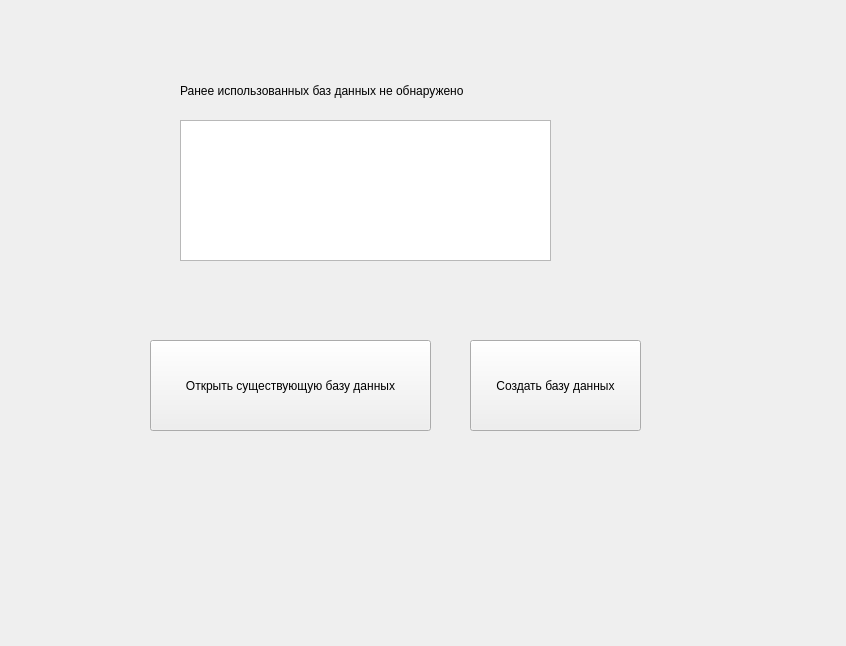
This is welcomewidget.ui in SNEGIKON13/Password-Manager as Qt 5 draws it before an edit. The edited form follows.
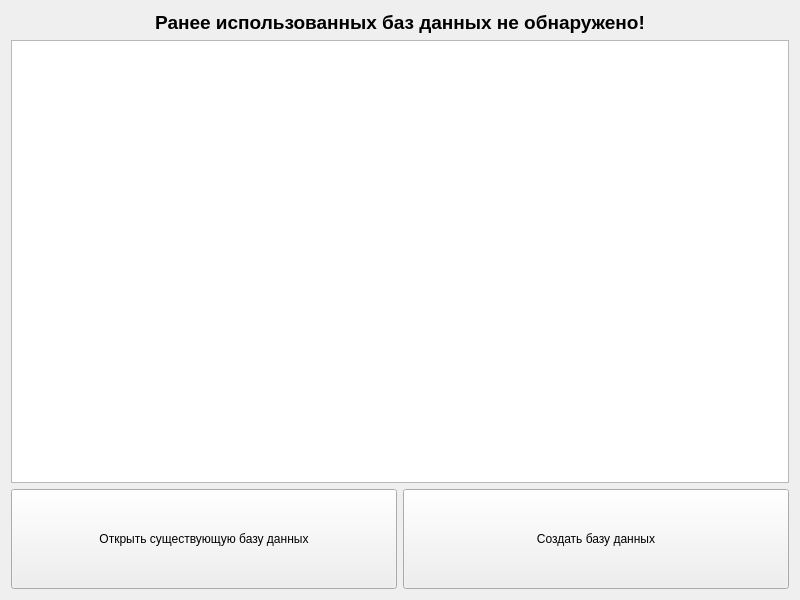
This is the edited form.

```diff
--- a/welcomewidget.ui
+++ b/welcomewidget.ui
@@ -6,62 +6,69 @@
    <rect>
     <x>0</x>
     <y>0</y>
-    <width>846</width>
-    <height>646</height>
+    <width>800</width>
+    <height>600</height>
    </rect>
   </property>
   <property name="windowTitle">
    <string>Form</string>
   </property>
+  <layout class="QGridLayout" name="gridLayout_2">
+   <item row="0" column="0">
+    <layout class="QGridLayout" name="gridLayout">
+     <item row="0" column="0">
+      <layout class="QVBoxLayout" name="verticalLayout">
+       <item>
+        <widget class="QLabel" name="label">
+         <property name="text">
+          <string>&lt;html&gt;&lt;head/&gt;&lt;body&gt;&lt;p align=&quot;center&quot;&gt;&lt;span style=&quot; font-size:14pt; font-weight:700;&quot;&gt;Ранее использованных баз данных не обнаружено!&lt;/span&gt;&lt;/p&gt;&lt;/body&gt;&lt;/html&gt;</string>
+         </property>
+        </widget>
+       </item>
+       <item>
+        <widget class="QListWidget" name="listWidget"/>
+       </item>
+      </layout>
+     </item>
+     <item row="1" column="0">
+      <layout class="QHBoxLayout" name="horizontalLayout">
+       <item>
   <widget class="QPushButton" name="openExistBaseButton">
-   <property name="geometry">
-    <rect>
-     <x>150</x>
-     <y>340</y>
-     <width>281</width>
-     <height>91</height>
-    </rect>
+         <property name="minimumSize">
+          <size>
+           <width>250</width>
+           <height>100</height>
+          </size>
+         </property>
+         <property name="styleSheet">
+          <string notr="true">font: 600 11pt &quot;Segoe UI&quot;;</string>
    </property>
    <property name="text">
     <string>Открыть существующую базу данных</string>
    </property>
   </widget>
+       </item>
+       <item>
   <widget class="QPushButton" name="createBaseButton">
-   <property name="geometry">
-    <rect>
-     <x>470</x>
-     <y>340</y>
-     <width>171</width>
-     <height>91</height>
-    </rect>
+         <property name="minimumSize">
+          <size>
+           <width>250</width>
+           <height>100</height>
+          </size>
+         </property>
+         <property name="styleSheet">
+          <string notr="true">font: 600 11pt &quot;Segoe UI&quot;;</string>
    </property>
    <property name="text">
     <string>Создать базу данных</string>
    </property>
   </widget>
-  <widget class="QLabel" name="label">
-   <property name="geometry">
-    <rect>
-     <x>180</x>
-     <y>40</y>
-     <width>471</width>
-     <height>101</height>
-    </rect>
-   </property>
-   <property name="text">
-    <string>Ранее использованных баз данных не обнаружено</string>
-   </property>
-  </widget>
-  <widget class="QListWidget" name="listWidget">
-   <property name="geometry">
-    <rect>
-     <x>180</x>
-     <y>120</y>
-     <width>371</width>
-     <height>141</height>
-    </rect>
-   </property>
-  </widget>
+       </item>
+      </layout>
+     </item>
+    </layout>
+   </item>
+  </layout>
  </widget>
  <resources/>
  <connections/>
```
Lines whose indentation alone changed are shown as unchanged.
